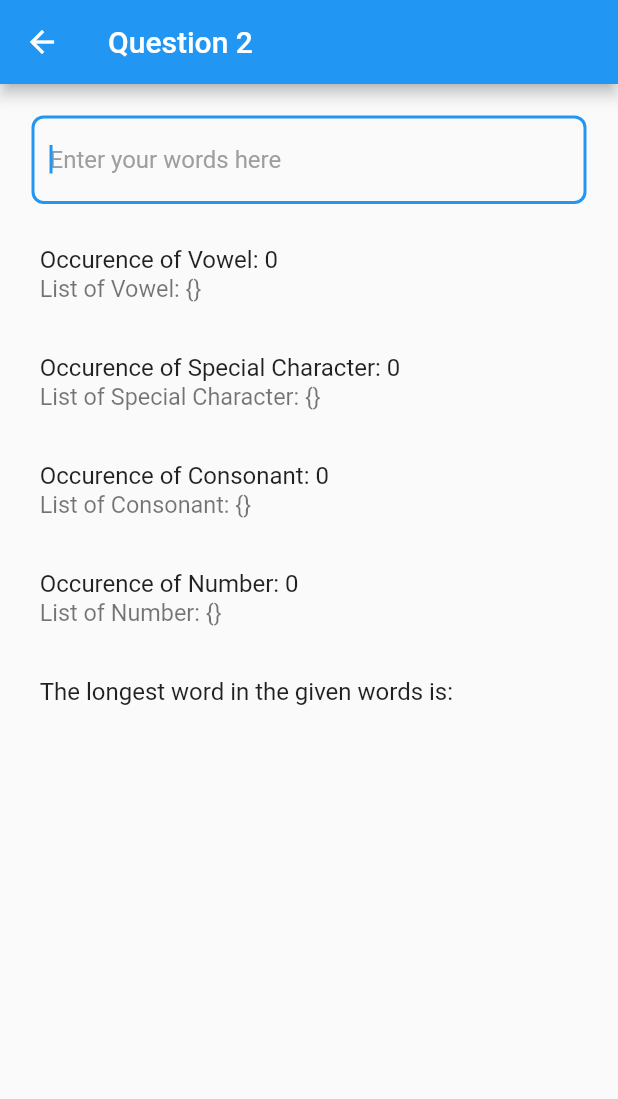
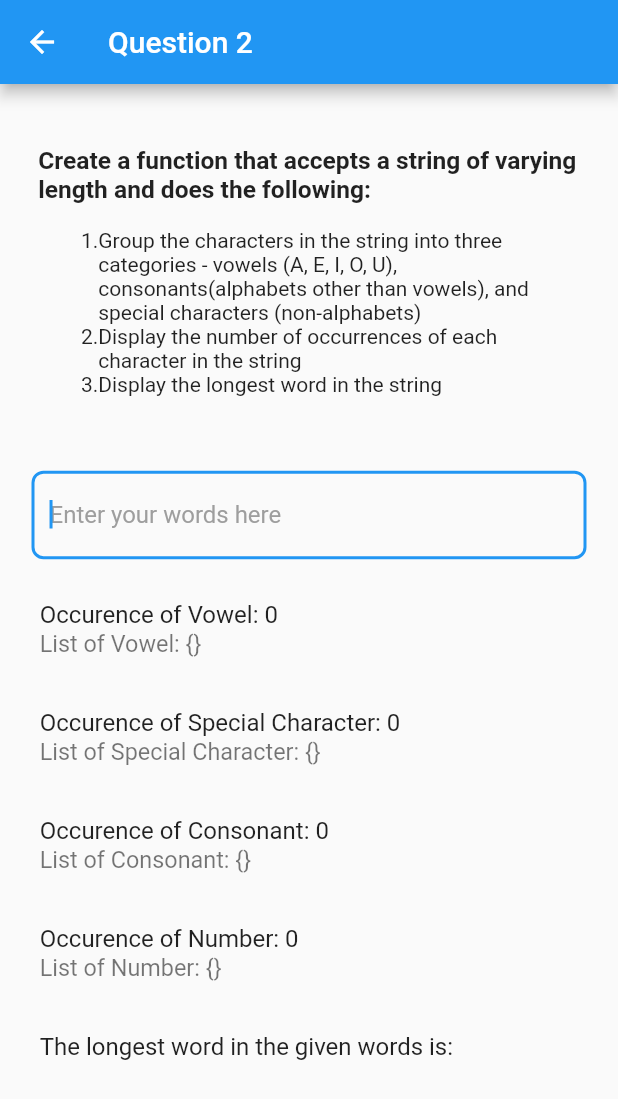
Before and after one commit to quezera97/example_technical_questions, a Flutter app: the screen it shows after launch, after a tap on "Question 2", on a phone screen of 412 x 824 dp. Shown: the top 1099 px of the screen. Run offline on Flutter 3.47's test engine with Material 2 defaults, Android fonts, the phone set to English and light mode, and no system bars; our stand-ins replace flutter_widget_from_html, math_expressions.

Commit message:
all complete for q1-q4

```diff
--- a/technical_question_flutter/lib/dashboard.dart
+++ b/technical_question_flutter/lib/dashboard.dart
@@ -20,17 +20,22 @@ class _DashboardState extends State<Dashboard> {
   Widget build(BuildContext context) {
     return Scaffold(
       appBar: AppBar(
-        title: const Text('Dashboard'),
+        title: const Text('Technical Questions'),
       ),
-      body: Center(
-        child: Column(children: [
+      body: Stack(
+        children: [
+          Padding(
+            padding: const EdgeInsets.all(10.5),
+            child: GridView.count(
+              childAspectRatio: 3.0,
+              crossAxisCount: 2,
+              children: [
                 generateWidget.createSimpleButton('Question 1', () {
                   Navigator.push(
                     context,
                     MaterialPageRoute(builder: (context) => const Question1()),
                   );
                 }),
-          //longest word dalam question 2 x buat lagi
                 generateWidget.createSimpleButton('Question 2', () {
                   Navigator.push(
                     context,
@@ -55,7 +60,19 @@ class _DashboardState extends State<Dashboard> {
                     MaterialPageRoute(builder: (context) => const Question4()),
                   );
                 }),
-        ]),
+              ].map((button) {
+                return GridTile(
+                  child: SizedBox(
+                    child: Padding(
+                      padding: const EdgeInsets.all(8.0),
+                      child: button,
+                    ),
+                  ),
+                );
+              }).toList(),
+            ),
+          ),
+        ],
       ),
     );
   }
--- a/technical_question_flutter/lib/main.dart
+++ b/technical_question_flutter/lib/main.dart
@@ -11,7 +11,7 @@ class MyApp extends StatelessWidget {
   @override
   Widget build(BuildContext context) {
     return MaterialApp(
-      title: 'TEchnical Questions',
+      title: 'Technical Questions',
       theme: ThemeData(
         primarySwatch: Colors.blue,
       ),
--- a/technical_question_flutter/lib/pages/question_1.dart
+++ b/technical_question_flutter/lib/pages/question_1.dart
@@ -1,6 +1,7 @@
 import 'dart:math';
 
 import 'package:flutter/material.dart';
+import 'package:flutter_widget_from_html/flutter_widget_from_html.dart';
 
 import '../widget/reuse_widget.dart';
 
@@ -45,10 +46,24 @@ class _Question1State extends State<Question1> {
         ),
         body: Padding(
           padding: const EdgeInsets.all(10.5),
+          child: SingleChildScrollView(
             child: Center(
               child: Column(
                 crossAxisAlignment: CrossAxisAlignment.center,
                 children: [
+                  const Padding(
+                    padding: EdgeInsets.all(15),
+                    child: HtmlWidget(
+                    '''
+                    <h3>Create a function that accepts an array of integers, do the following:</h3>
+                    <ol>
+                      <li>Loop through the array and display the integer if it is an even number, display "Odd" if it is anodd number.</li>
+                      <li>Stop the loop if the number '9' is encountered</li>
+                    </ol>
+                    ''',
+                    ),
+                  ),
+                  const SizedBox(height: 10),
                   Padding(
                     padding: const EdgeInsets.all(8.0),
                     child: PopupMenuButton<int>(
@@ -147,6 +162,7 @@ class _Question1State extends State<Question1> {
                 ],
               ),
             ),
+          ),
         ));
   }
 }
--- a/technical_question_flutter/lib/pages/question_2.dart
+++ b/technical_question_flutter/lib/pages/question_2.dart
@@ -1,4 +1,5 @@
 import 'package:flutter/material.dart';
+import 'package:flutter_widget_from_html/flutter_widget_from_html.dart';
 
 import '../widget/reuse_widget.dart';
 
@@ -24,6 +25,8 @@ class _Question2State extends State<Question2> {
   Map<String, int> oneCharSpecialChar = {};
 
   String longestWordinList = '';
+  String wordConstructed = '';
+  List<String> listOfLongestWord = [];
 
   void checkString(String value) {
     countEachVowel = 0;
@@ -35,9 +38,9 @@ class _Question2State extends State<Question2> {
     oneCharSpecialChar = {};
     oneCharNumber = {};
     longestWordinList = '';
+    wordConstructed = '';
+    listOfLongestWord = [];
 
-    String longestWord = '';
-    List<String> listOfLongestWord = [];
 
     if (value.isNotEmpty) {
       value = value.toLowerCase();
@@ -49,7 +52,7 @@ class _Question2State extends State<Question2> {
           countEachVowel++;
           oneCharVowel[char] = (oneCharVowel[char] ?? 0) + 1;
 
-          longestWord = longestWord + char;
+          wordConstructed += char;
         } else if (char.contains(RegExp(r'[!@#$%^&*(),.?":{}|<>_-\s]'))) {
           countEachSpecialChar++;
           // ignore: unrelated_type_equality_checks
@@ -59,20 +62,24 @@ class _Question2State extends State<Question2> {
 
           oneCharSpecialChar[char] = (oneCharSpecialChar[char] ?? 0) + 1;
 
-          listOfLongestWord.add(longestWord);
-          longestWord = '';
+          listOfLongestWord.add(wordConstructed);
+          wordConstructed = '';
         } else if (char.contains(RegExp(r'[0-9]'))) {
           countEachNumber++;
           oneCharNumber[char] = (oneCharNumber[char] ?? 0) + 1;
 
-          listOfLongestWord.add(longestWord);
-          longestWord = '';
+          listOfLongestWord.add(wordConstructed);
+          wordConstructed = '';
         } else {
           countEachConsonant++;
           oneCharConsonant[char] = (oneCharConsonant[char] ?? 0) + 1;
 
-          longestWord = longestWord + char;
+          wordConstructed += char;
         }
+      }
+
+      if (wordConstructed.isNotEmpty) {
+        listOfLongestWord.add(wordConstructed);
       }
 
       for (var word in listOfLongestWord) {
@@ -80,8 +87,6 @@ class _Question2State extends State<Question2> {
           longestWordinList = word;
         }
       }
-
-      print(listOfLongestWord);
 
       setState(() {
         countEachVowel;
@@ -105,8 +110,23 @@ class _Question2State extends State<Question2> {
       ),
       body: Padding(
         padding: const EdgeInsets.all(10.5),
+        child: SingleChildScrollView(
           child: Column(
             children: [
+              const Padding(
+                padding: EdgeInsets.all(15),
+                child: HtmlWidget(
+                '''
+                <h3> Create a function that accepts a string of varying length and does the following:</h3>
+                <ol>
+                  <li>Group the characters in the string into three categories - vowels (A, E, I, O, U), consonants(alphabets other than vowels), and special characters (non-alphabets)</li>
+                  <li>Display the number of occurrences of each character in the string</li>
+                  <li>Display the longest word in the string</li>
+                </ol>
+                ''',
+                ),
+              ),
+              const SizedBox(height: 10),
               generateWidget.createTextFormField(inputText, '', 'Enter your words here', checkString, null, TextInputType.text),
               generateWidget.createListTile('Occurence of Vowel: $countEachVowel', 'List of Vowel: $oneCharVowel', 15.6),
               generateWidget.createListTile('Occurence of Special Character: $countEachSpecialChar', 'List of Special Character: $oneCharSpecialChar', 15.6),
@@ -116,6 +136,7 @@ class _Question2State extends State<Question2> {
             ],
           ),
         ),
+      ),
     );
   }
 }
--- a/technical_question_flutter/lib/pages/question_3.dart
+++ b/technical_question_flutter/lib/pages/question_3.dart
@@ -1,5 +1,6 @@
 import 'package:flutter/material.dart';
 import 'package:flutter/services.dart';
+import 'package:flutter_widget_from_html/flutter_widget_from_html.dart';
 import '../dashboard.dart';
 import '../widget/generate_shape.dart';
 import '../widget/reuse_widget.dart';
@@ -123,7 +124,7 @@ class _Question3State extends State<Question3> {
         builder: (BuildContext context) {
           return AlertDialog(
             title: Text('$uppercasedShape shape is shown. Do you want to choose another shape?'),
-            content: SingleChildScrollView(child: SizedBox(child: SingleChildScrollView(scrollDirection: Axis.horizontal, child: returnGeneratedShape()))),
+            content: Center(child: SingleChildScrollView(child: SizedBox(child: SingleChildScrollView(scrollDirection: Axis.horizontal, child: returnGeneratedShape())))),
             actions: <Widget>[
               TextButton(
                 onPressed: () {
@@ -156,9 +157,25 @@ class _Question3State extends State<Question3> {
       ),
       body: Padding(
         padding: const EdgeInsets.all(10.5),
+        child: SingleChildScrollView(
           child: Center(
             child: Column(
               children: [
+                const Padding(
+                  padding: EdgeInsets.all(15),
+                  child: HtmlWidget(
+                  '''
+                  <h3>Create a short program that displays a 2D shape - e.g square, triangle, and circle.</h3>
+                  <ol>
+                    <li>Allow users to key in the shape to display, e.g. "Square".</li>
+                    <li>Ask the user for the size of the shape, draw the shape according to the size.</li>
+                    <li>Display the shape according to the user's input</li>
+                    <li>Allow users to decide when to quit the program</li>
+                  </ol>
+                  ''',
+                  ),
+                ),
+                const SizedBox(height: 10),
                 PopupMenuButton<String>(
                   onSelected: selectShape,
                   itemBuilder: (BuildContext context) {
@@ -210,6 +227,7 @@ class _Question3State extends State<Question3> {
             ),
           ),
         ),
+      ),
     );
   }
 }
--- a/technical_question_flutter/pubspec.yaml
+++ b/technical_question_flutter/pubspec.yaml
@@ -36,6 +36,7 @@ dependencies:
   # Use with the CupertinoIcons class for iOS style icons.
   cupertino_icons: ^1.0.2
   math_expressions: ^2.4.0
+  flutter_widget_from_html: ^0.14.6
 
 dev_dependencies:
   flutter_test:
```
Also changed, not shown: technical_question_flutter/lib/pages/question_4.dart (+21 -5 lines), technical_question_flutter/pubspec.lock, 5 other files. Lines whose indentation alone changed are shown as unchanged.
